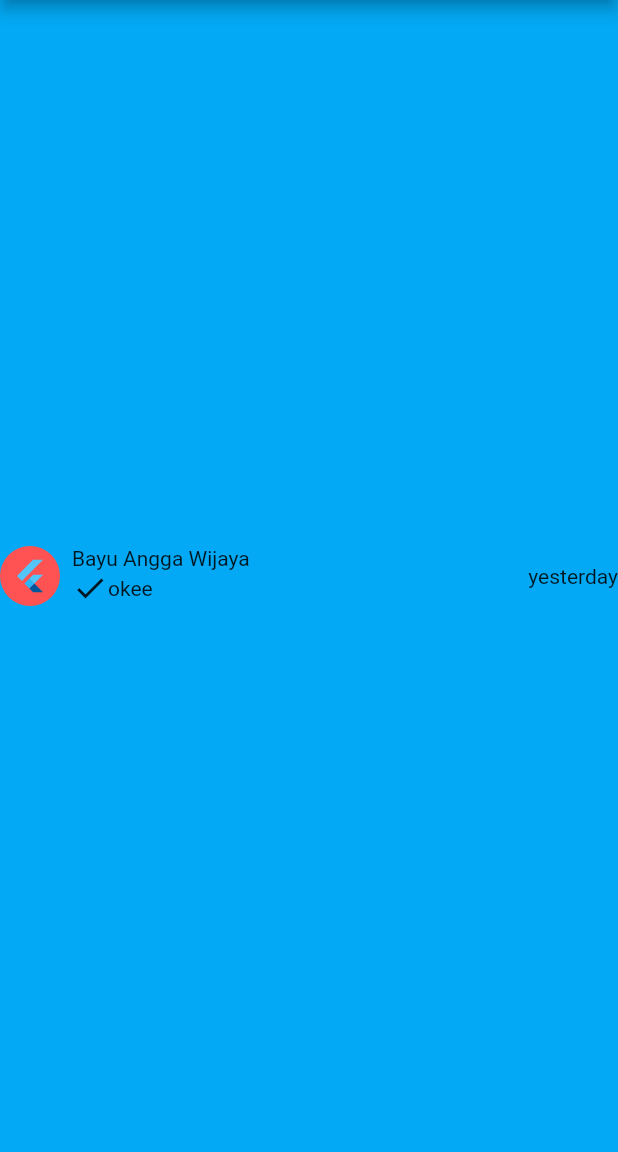
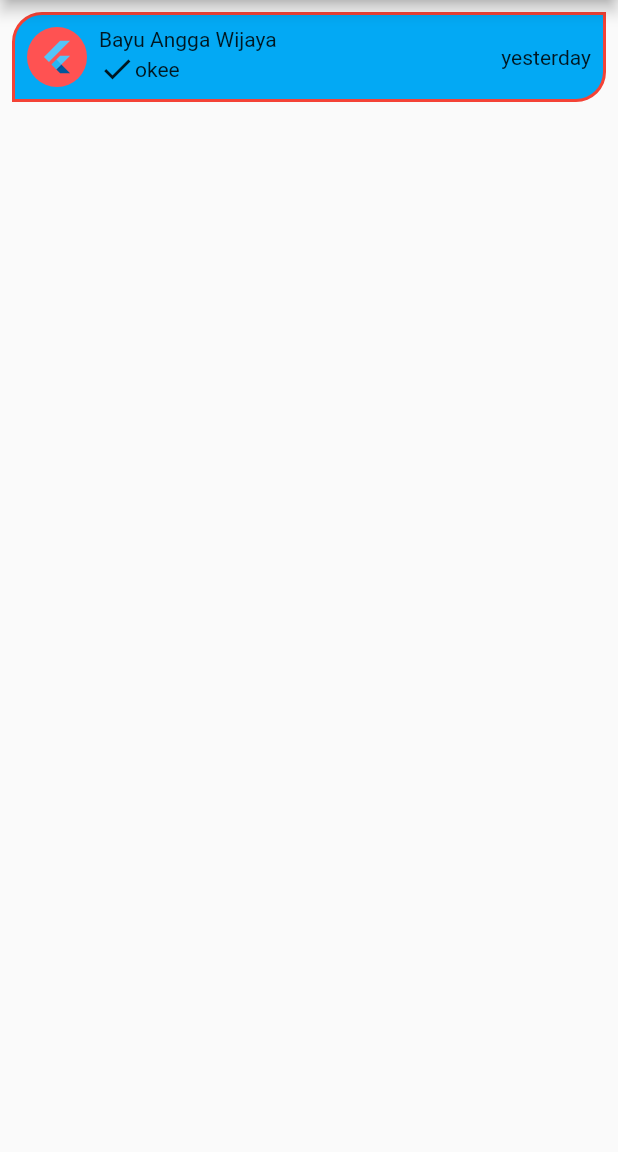
Before and after one commit to kanaydo/composing_b, a Flutter app: the screen it shows after launch, on a phone screen of 412 x 824 dp, the part 84-1236 px from its top. Run offline on Flutter 3.47's test engine with Material 2 defaults, Android fonts, the light colour scheme and no system bars.

Commit message:
custom container

```diff
--- a/lib/main.dart
+++ b/lib/main.dart
@@ -27,8 +27,22 @@ class MyPage extends StatelessWidget {
       appBar: AppBar(
         title: Text('latihan composing'),
       ),
-      body: Container(
+      body: Column(
+        children: [
+          Container(
+            margin: EdgeInsets.all(8),
+            padding: EdgeInsets.symmetric(horizontal: 8),
+            decoration: BoxDecoration(
               color: Colors.lightBlue,
+              borderRadius: BorderRadius.only(
+                topLeft: Radius.circular(20),
+                bottomRight: Radius.circular(20)
+              ),
+              border: Border.all(
+                color: Colors.red,
+                width: 2
+              )
+            ),
             child: Row(
               children: [
                 const CircleAvatar(
@@ -57,6 +71,8 @@ class MyPage extends StatelessWidget {
               ],
             ),
           ),
+        ],
+      ),
     );
   }
 }
```
Lines whose indentation alone changed are shown as unchanged.
